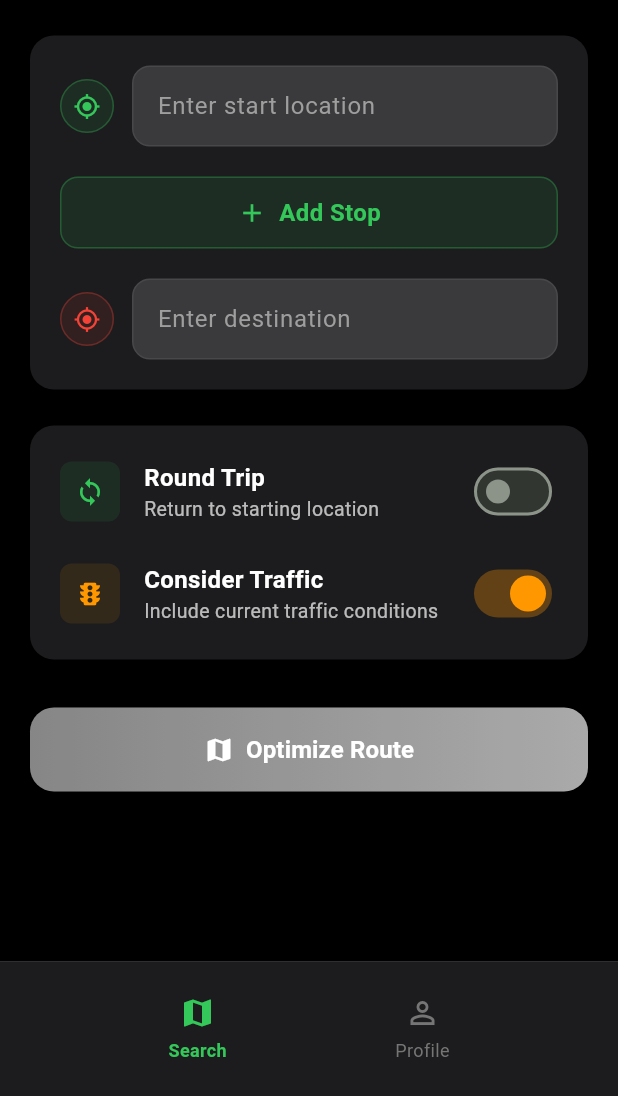
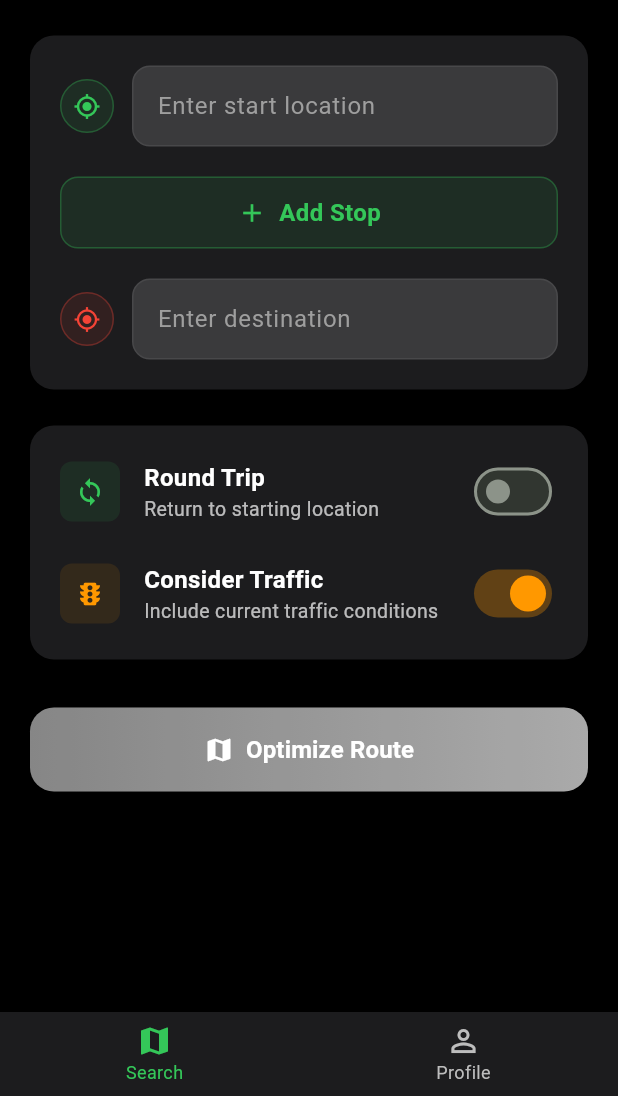
Before and after one commit to theaPAULo/driveless_flutter, a Flutter app: the screen it shows once a user with an empty profile is signed in, on a phone screen of 412 x 824 dp, the part 140-1236 px from its top. Run offline on Flutter 3.47's test engine with Material 3 defaults, Android fonts, the phone set to English and light mode, and no system bars; drawn by our look-alikes of flutter_typeahead; our stand-ins replace cloud_firestore, firebase_auth, firebase_core, geolocator, google_maps_flutter, google_sign_in and 4 more; accounts and stored records are empty.

Commit message:
fixed overflow issue

```diff
--- a/lib/screens/main_tab_view.dart
+++ b/lib/screens/main_tab_view.dart
@@ -1,7 +1,8 @@
 // lib/screens/main_tab_view.dart
 //
-// FIXED: Main tab navigation with THEME-AWARE bottom navigation bar
-// Now properly switches between light and dark themes
+// FIXED: Main tab navigation with NO OVERFLOW issues
+// ✅ IMPROVED: Proper SafeArea handling for bottom navigation
+// ✅ IMPROVED: Responsive height that adapts to device
 
 import 'package:flutter/material.dart';
 
@@ -26,12 +27,8 @@ class _MainTabViewState extends State<MainTabView> {
 
   @override
   Widget build(BuildContext context) {
-    // 🎨 THEME-AWARE: Use Theme.of(context) for proper theme switching
-    final isDark = Theme.of(context).brightness == Brightness.dark;
-    final backgroundColor = Theme.of(context).scaffoldBackgroundColor;
-
     return Scaffold(
-      backgroundColor: backgroundColor, // 🎨 THEME-AWARE
+      backgroundColor: Theme.of(context).scaffoldBackgroundColor,
       body: IndexedStack(
         index: _selectedIndex,
         children: _screens,
@@ -40,99 +37,38 @@ class _MainTabViewState extends State<MainTabView> {
     );
   }
 
-  // MARK: - Bottom Navigation Bar - NOW THEME-AWARE
+  // MARK: - Flutter Built-in BottomNavigationBar (handles safe areas automatically)
   Widget _buildBottomNavigationBar() {
     final isDark = Theme.of(context).brightness == Brightness.dark;
 
-    return Container(
-      height: 90,
-      decoration: BoxDecoration(
-        // 🎨 FIXED: Theme-aware colors
-        color: isDark
-            ? const Color(0xFF1C1C1E) // Dark theme
-            : Colors.white, // Light theme
-        border: Border(
-          top: BorderSide(
-            // 🎨 FIXED: Theme-aware border color
-            color: isDark
-                ? const Color(0xFF38383A) // Dark theme border
-                : const Color(0xFFD1D1D6), // Light theme border
-            width: 0.5,
-          ),
+    return BottomNavigationBar(
+      currentIndex: _selectedIndex,
+      onTap: _onTabTapped,
+      type: BottomNavigationBarType.fixed,
+      backgroundColor: isDark ? const Color(0xFF1C1C1E) : Colors.white,
+      selectedItemColor: const Color(0xFF34C759),
+      unselectedItemColor: isDark ? Colors.grey[400] : Colors.grey[600],
+      selectedFontSize: 12,
+      unselectedFontSize: 12,
+      items: const [
+        BottomNavigationBarItem(
+          icon: Icon(Icons.map_outlined),
+          activeIcon: Icon(Icons.map),
+          label: 'Search',
         ),
-      ),
-      child: SafeArea(
-        child: Row(
-          mainAxisAlignment: MainAxisAlignment.spaceEvenly,
-          children: [
-            // Search Tab
-            _buildTabItem(
-              index: 0,
-              icon: Icons.map,
-              label: 'Search',
-              isSelected: _selectedIndex == 0,
-            ),
-
-            // Profile Tab
-            _buildTabItem(
-              index: 1,
-              icon: Icons.person_outline,
-              label: 'Profile',
-              isSelected: _selectedIndex == 1,
-            ),
-          ],
+        BottomNavigationBarItem(
+          icon: Icon(Icons.person_outline),
+          activeIcon: Icon(Icons.person),
+          label: 'Profile',
         ),
-      ),
+      ],
     );
   }
 
-  // MARK: - Tab Item - NOW THEME-AWARE
-  Widget _buildTabItem({
-    required int index,
-    required IconData icon,
-    required String label,
-    required bool isSelected,
-  }) {
-    final isDark = Theme.of(context).brightness == Brightness.dark;
-
-    return GestureDetector(
-      onTap: () {
-        setState(() {
-          _selectedIndex = index;
-        });
-      },
-      child: Container(
-        padding: const EdgeInsets.symmetric(vertical: 8),
-        child: Column(
-          mainAxisSize: MainAxisSize.min,
-          children: [
-            Icon(
-              icon,
-              // 🎨 FIXED: Theme-aware icon colors
-              color: isSelected
-                  ? const Color(0xFF34C759) // Always green when selected (both themes)
-                  : (isDark
-                      ? Colors.grey[600] // Dark theme inactive
-                      : Colors.grey[500]), // Light theme inactive
-              size: 24,
-            ),
-            const SizedBox(height: 4),
-            Text(
-              label,
-              style: TextStyle(
-                // 🎨 FIXED: Theme-aware text colors
-                color: isSelected
-                    ? const Color(0xFF34C759) // Always green when selected (both themes)
-                    : (isDark
-                        ? Colors.grey[600] // Dark theme inactive
-                        : Colors.grey[500]), // Light theme inactive
-                fontSize: 12,
-                fontWeight: isSelected ? FontWeight.w600 : FontWeight.normal,
-              ),
-            ),
-          ],
-        ),
-      ),
-    );
+  // MARK: - Tab Selection Handler
+  void _onTabTapped(int index) {
+    setState(() {
+      _selectedIndex = index;
+    });
   }
 }
```
